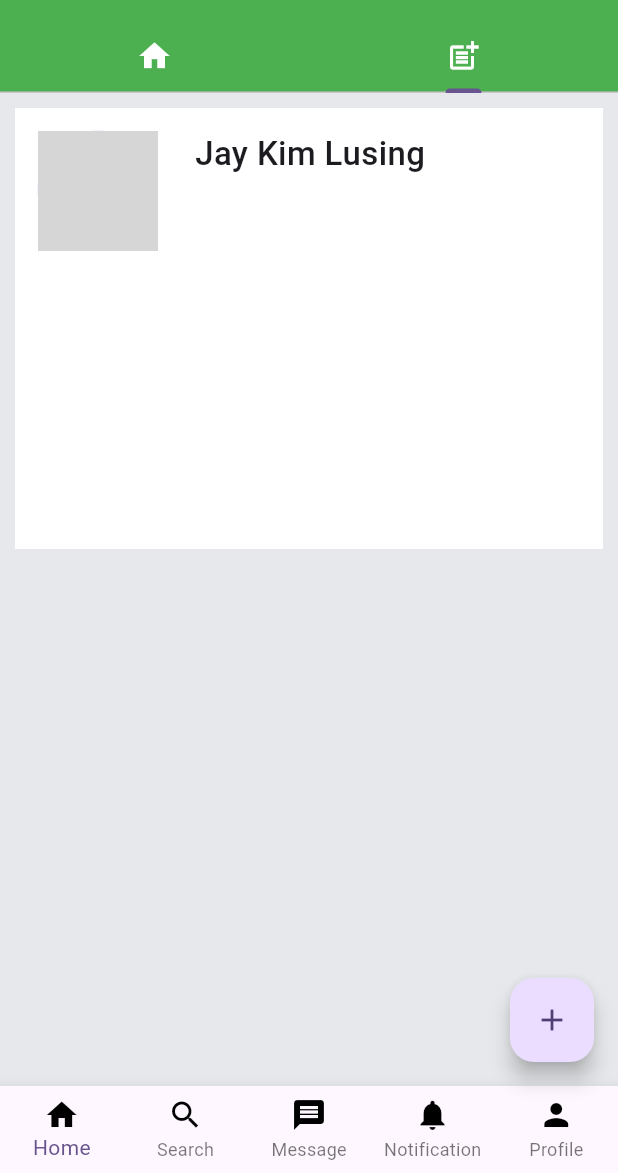
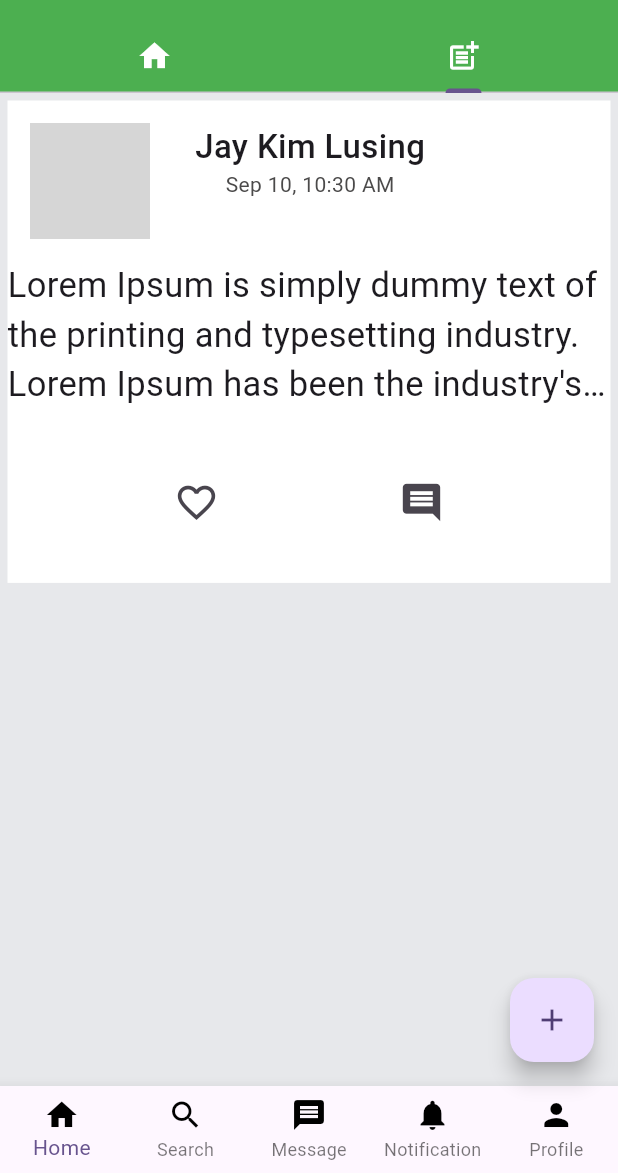
Before and after one commit to topid76/local_market_place, a Flutter app: the screen it shows after launch, tab 2 chosen, on a phone screen of 412 x 824 dp, the part 63-1236 px from its top. Run offline on Flutter 3.47's test engine with Material 2 defaults, Android fonts, the phone set to English and light mode, and no system bars; our stand-ins replace flutter_svg, get_it; network calls fail; grey boxes are pictures that could not be loaded.

Commit message:
Posted card updates

```diff
--- a/lib/screens/post_page.dart
+++ b/lib/screens/post_page.dart
@@ -1,4 +1,5 @@
 import 'package:flutter/material.dart';
+import 'package:local_marketplace/screens/widget/my_icon_button.dart';
 import 'package:local_marketplace/screens/widget/my_post_card.dart';
 
 class PostPage extends StatelessWidget {
@@ -7,9 +8,9 @@ class PostPage extends StatelessWidget {
     return Container(
         child: GridView.count(
       scrollDirection: Axis.vertical,
-      childAspectRatio: 4 / 3,
+      childAspectRatio: 5 / 4,
       crossAxisCount: 1,
-      padding: EdgeInsets.all(10),
+      padding: EdgeInsets.all(5),
       crossAxisSpacing: 20,
       mainAxisSpacing: 30,
       primary: false,
@@ -18,7 +19,19 @@ class PostPage extends StatelessWidget {
           profilePicture:
               'https://static01.nyt.com/images/2021/09/14/science/07CAT-STRIPES/07CAT-STRIPES-mediumSquareAt3X-v2.jpg',
           displayName: 'Jay Kim Lusing',
-        )
+          posted_text:
+              "Lorem Ipsum is simply dummy text of the printing and typesetting industry. Lorem Ipsum has been the industry's standard dummy text ever since the 1500s, when an unknown printer took a galley of type and scrambled it to make a type specimen book. It has survived not only five centuries, but also the leap into electronic typesetting, remaining essentially unchanged. It was popularised in the 1960s with the release of Letraset sheets containing Lorem Ipsum passages, and more recently with desktop publishing software like Aldus PageMaker including versions of Lorem Ipsum.",
+          favorite_button: () {},
+          favorite_icon: Icon(
+            Icons.favorite_border,
+            size: 30,
+          ),
+          share_button: () {},
+          share_icon: Icon(
+            Icons.comment,
+            size: 30,
+          ),
+        ),
       ],
     ));
   }
--- a/lib/screens/product_view_page.dart
+++ b/lib/screens/product_view_page.dart
@@ -8,7 +8,7 @@ class ProductViewPage extends StatelessWidget {
     return Container(
       child: GridView.count(
         scrollDirection: Axis.vertical,
-        childAspectRatio: 2 / 3,
+        childAspectRatio: 3 / 5,
         crossAxisCount: 2,
         padding: EdgeInsets.all(10),
         crossAxisSpacing: 20,
--- a/lib/screens/widget/my_card.dart
+++ b/lib/screens/widget/my_card.dart
@@ -50,8 +50,9 @@ class myCard extends StatelessWidget {
                     Text(
                       text,
                       overflow: TextOverflow.ellipsis,
+                      maxLines: 2,
                     ),
-                    Text(location),
+                    Text(location, overflow: TextOverflow.ellipsis),
                     SizedBox(
                       height: 5,
                     ),
--- /dev/null
+++ b/lib/screens/widget/my_icon_button.dart
@@ -0,0 +1,11 @@
+import 'package:flutter/material.dart';
+
+class MyIconButton extends StatelessWidget {
+  late VoidCallback onPressed;
+  final icon;
+  MyIconButton({required this.onPressed, required this.icon});
+  @override
+  Widget build(BuildContext context) {
+    return IconButton(onPressed: onPressed, icon: icon);
+  }
+}
--- a/lib/screens/widget/my_post_card.dart
+++ b/lib/screens/widget/my_post_card.dart
@@ -1,9 +1,31 @@
 import 'package:flutter/material.dart';
+import 'package:intl/intl.dart';
 
 class MyPostCard extends StatelessWidget {
   final String profilePicture;
   final String displayName;
-  MyPostCard({required this.profilePicture, required this.displayName});
+  final String posted_text;
+
+  final VoidCallback favorite_button;
+  final favorite_icon;
+
+  final VoidCallback share_button;
+  final share_icon;
+
+  String getCurrentDataTime() {
+    final now = DateTime.now();
+    final formatter = DateFormat('MMM d, h:mm a');
+    return formatter.format(now);
+  }
+
+  MyPostCard(
+      {required this.profilePicture,
+      required this.displayName,
+      required this.posted_text,
+      required this.favorite_button,
+      required this.favorite_icon,
+      required this.share_button,
+      required this.share_icon});
 
   @override
   Widget build(BuildContext context) {
@@ -26,15 +48,43 @@ class MyPostCard extends StatelessWidget {
                   ),
                 ),
                 Padding(
-                  padding: EdgeInsets.fromLTRB(10, 15, 0, 0),
-                  child: Text(
-                    displayName,
-                    style: TextStyle(fontSize: 22, fontWeight: FontWeight.w500),
-                  ),
-                )
+                    padding: EdgeInsets.fromLTRB(15, 15, 0, 0),
+                    child: Column(
+                      children: [
+                        Text(
+                          displayName,
+                          style: TextStyle(
+                              fontSize: 22, fontWeight: FontWeight.w500),
+                        ),
+                        Text(
+                          getCurrentDataTime(),
+                          style:
+                              TextStyle(color: Color.fromARGB(255, 75, 74, 74)),
+                        )
+                      ],
+                    ))
               ],
             ),
           ),
+          Expanded(
+              child: Column(
+            children: [
+              Text(
+                posted_text,
+                maxLines: 3,
+                overflow: TextOverflow.ellipsis,
+                style: TextStyle(fontSize: 23),
+              ),
+            ],
+          )),
+          Expanded(
+              child: Row(
+            mainAxisAlignment: MainAxisAlignment.spaceEvenly,
+            children: [
+              IconButton(onPressed: favorite_button, icon: favorite_icon),
+              IconButton(onPressed: share_button, icon: share_icon)
+            ],
+          ))
         ],
       ),
     );
--- a/pubspec.yaml
+++ b/pubspec.yaml
@@ -34,6 +34,7 @@ dependencies:
   # The following adds the Cupertino Icons font to your application.
   # Use with the CupertinoIcons class for iOS style icons.
   cupertino_icons: ^1.0.2
+  intl: ^0.17.0
 
 dev_dependencies:
   flutter_test:
```
Also changed, not shown: assets/svgs/sign-up.svg (added), pubspec.lock.
